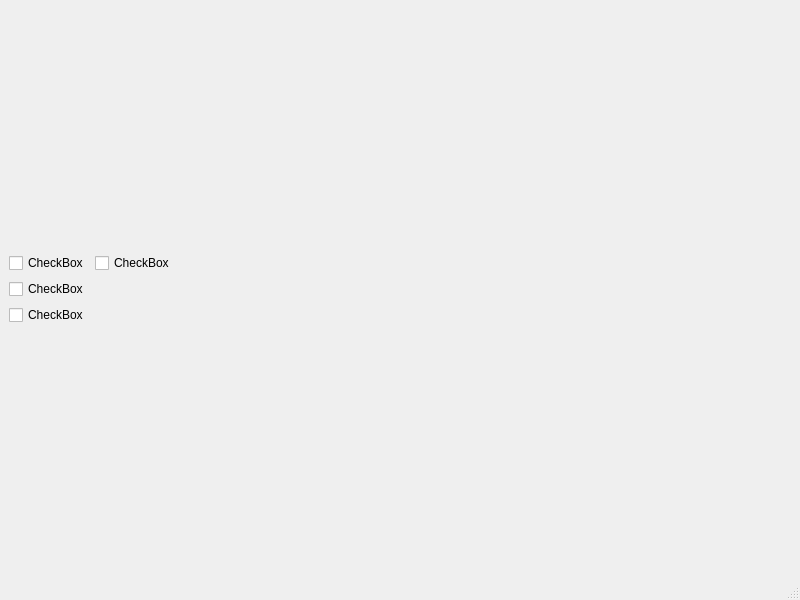
Parahoo/qtwidgetbaseextern, file mainwindow.ui: the form before one commit.
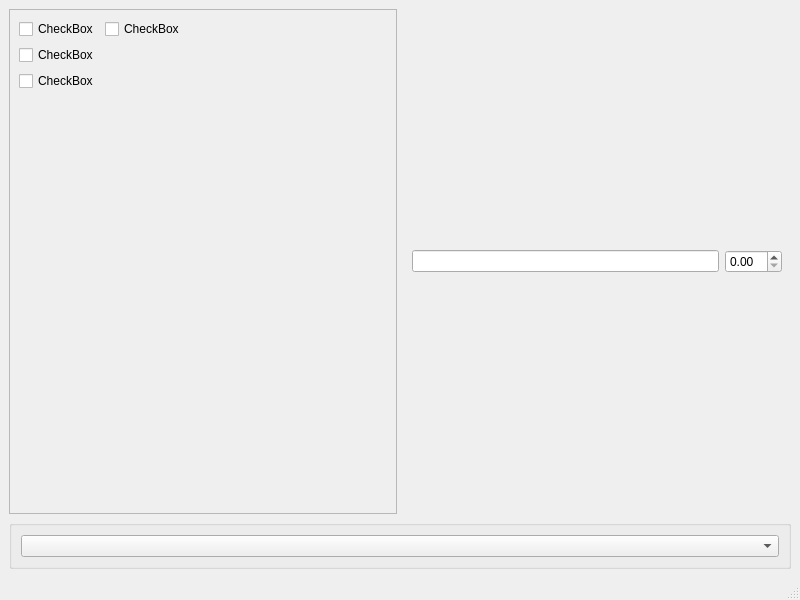
The form after the commit. Custom widgets are drawn as their Qt base class.

Commit message: 增加QGroupBoxCard 和 QWidgetCard

```diff
--- a/mainwindow.ui
+++ b/mainwindow.ui
@@ -14,34 +14,48 @@
    <string>MainWindow</string>
   </property>
   <widget class="QWidget" name="centralwidget">
-   <layout class="QGridLayout" name="gridLayout">
+   <layout class="QGridLayout" name="gridLayout_3">
     <item row="0" column="0">
-     <spacer name="verticalSpacer_2">
-      <property name="orientation">
-       <enum>Qt::Vertical</enum>
+     <widget class="QFrame" name="frame">
+      <property name="frameShape">
+       <enum>QFrame::StyledPanel</enum>
       </property>
-      <property name="sizeHint" stdset="0">
-       <size>
-        <width>20</width>
-        <height>40</height>
-       </size>
+      <property name="frameShadow">
+       <enum>QFrame::Raised</enum>
       </property>
-     </spacer>
-    </item>
-    <item row="3" column="0">
-     <spacer name="verticalSpacer">
+      <layout class="QGridLayout" name="gridLayout_2">
+       <item row="0" column="0" colspan="2">
+        <layout class="QHBoxLayout" name="horizontalLayout">
+         <item>
+          <widget class="QCheckBoxSwitch" name="checkBox">
+           <property name="text">
+            <string>CheckBox</string>
+           </property>
+          </widget>
+         </item>
+         <item>
+          <widget class="QCheckBoxSwitch" name="checkBox_2">
+           <property name="text">
+            <string>CheckBox</string>
+           </property>
+          </widget>
+         </item>
+         <item>
+          <spacer name="horizontalSpacer">
       <property name="orientation">
-       <enum>Qt::Vertical</enum>
+            <enum>Qt::Horizontal</enum>
       </property>
       <property name="sizeHint" stdset="0">
        <size>
-        <width>20</width>
-        <height>40</height>
+             <width>40</width>
+             <height>20</height>
        </size>
       </property>
      </spacer>
     </item>
-    <item row="2" column="0">
+        </layout>
+       </item>
+       <item row="1" column="0">
      <layout class="QVBoxLayout" name="verticalLayout">
       <item>
        <widget class="QCheckBoxSwitch" name="checkBox_4">
@@ -59,49 +73,58 @@
       </item>
      </layout>
     </item>
+       <item row="1" column="1">
+        <spacer name="horizontalSpacer_3">
+         <property name="orientation">
+          <enum>Qt::Horizontal</enum>
+         </property>
+         <property name="sizeHint" stdset="0">
+          <size>
+           <width>277</width>
+           <height>20</height>
+          </size>
+         </property>
+        </spacer>
+       </item>
     <item row="2" column="1">
-     <spacer name="horizontalSpacer_2">
+        <spacer name="verticalSpacer">
       <property name="orientation">
-       <enum>Qt::Horizontal</enum>
+          <enum>Qt::Vertical</enum>
       </property>
       <property name="sizeHint" stdset="0">
        <size>
-        <width>40</width>
-        <height>20</height>
+           <width>20</width>
+           <height>391</height>
        </size>
       </property>
      </spacer>
+       </item>
+      </layout>
+     </widget>
+    </item>
+    <item row="0" column="1">
+     <widget class="QWidgetCard" name="widget" native="true">
+      <layout class="QGridLayout" name="gridLayout">
+       <item row="0" column="0">
+        <widget class="QLineEdit" name="lineEdit"/>
+       </item>
+       <item row="0" column="1">
+        <widget class="QDoubleSpinBox" name="doubleSpinBox"/>
+       </item>
+      </layout>
+     </widget>
     </item>
     <item row="1" column="0" colspan="2">
-     <layout class="QHBoxLayout" name="horizontalLayout">
-      <item>
-       <widget class="QCheckBoxSwitch" name="checkBox">
-        <property name="text">
-         <string>CheckBox</string>
-        </property>
-       </widget>
-      </item>
-      <item>
-       <widget class="QCheckBoxSwitch" name="checkBox_2">
-        <property name="text">
-         <string>CheckBox</string>
-        </property>
-       </widget>
-      </item>
-      <item>
-       <spacer name="horizontalSpacer">
-        <property name="orientation">
-         <enum>Qt::Horizontal</enum>
-        </property>
-        <property name="sizeHint" stdset="0">
-         <size>
-          <width>40</width>
-          <height>20</height>
-         </size>
-        </property>
-       </spacer>
-      </item>
-     </layout>
+     <widget class="QGroupBoxCard" name="groupBox">
+      <property name="title">
+       <string/>
+      </property>
+      <layout class="QGridLayout" name="gridLayout_4">
+       <item row="0" column="0">
+        <widget class="QComboBox" name="comboBox"/>
+       </item>
+      </layout>
+     </widget>
     </item>
    </layout>
   </widget>
@@ -123,6 +146,18 @@
    <extends>QCheckBox</extends>
    <header>qcheckboxswitch.h</header>
   </customwidget>
+  <customwidget>
+   <class>QWidgetCard</class>
+   <extends>QWidget</extends>
+   <header>qwidgetcard.h</header>
+   <container>1</container>
+  </customwidget>
+  <customwidget>
+   <class>QGroupBoxCard</class>
+   <extends>QGroupBox</extends>
+   <header>qgroupboxcard.h</header>
+   <container>1</container>
+  </customwidget>
  </customwidgets>
  <resources/>
  <connections/>
```
Lines whose indentation alone changed are shown as unchanged. The commit also changes 7 other files.
